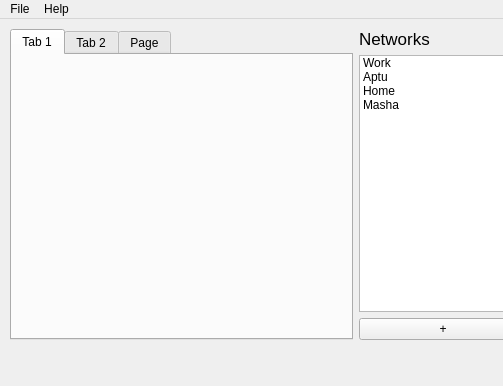
Old version of the form src/gui/QT/mainwindow.ui in the repository mit-spbau-ru/Syrop; both pictures show x 0 to 503 and y 0 to 386 of the 725 by 386 pixel window.
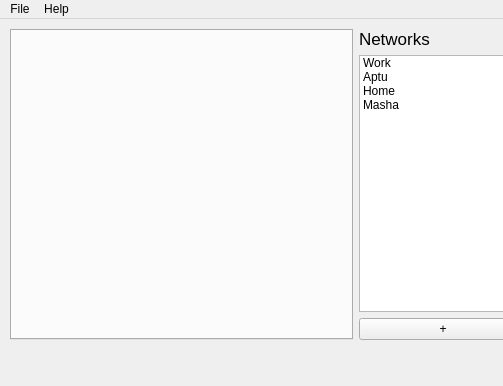
New version of the form.

```diff
--- a/src/gui/QT/mainwindow.ui
+++ b/src/gui/QT/mainwindow.ui
@@ -35,21 +35,6 @@
        <property name="currentIndex">
         <number>0</number>
        </property>
-       <widget class="QWidget" name="tab">
-        <attribute name="title">
-         <string>Tab 1</string>
-        </attribute>
-       </widget>
-       <widget class="QWidget" name="tab_2">
-        <attribute name="title">
-         <string>Tab 2</string>
-        </attribute>
-       </widget>
-       <widget class="QWidget" name="tab_3">
-        <attribute name="title">
-         <string>Page</string>
-        </attribute>
-       </widget>
       </widget>
      </item>
      <item>
```
Left out of the diff: 5 changed lines with no effect on the pictures.
